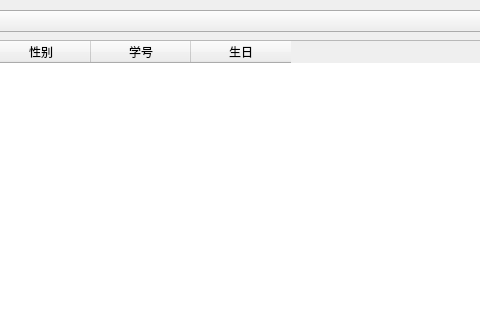
Old version of the form mainwindow.ui in the repository Reloin/grade-system; both pictures show x 130 to 610 and y 0 to 320 of the 800 by 600 pixel window.
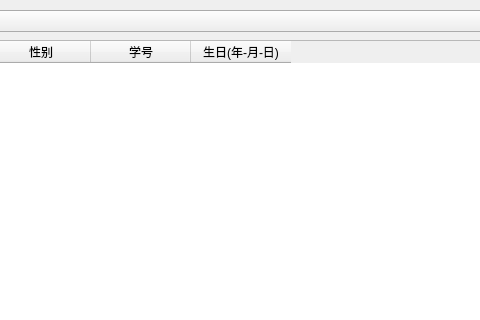
New version of the form.

```diff
--- a/mainwindow.ui
+++ b/mainwindow.ui
@@ -46,7 +46,7 @@
     </column>
     <column>
      <property name="text">
-      <string>生日</string>
+      <string>生日(年-月-日)</string>
      </property>
     </column>
    </widget>
```
